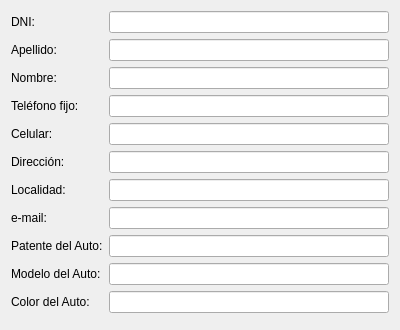
Qt form src/ui/huesped.ui (leosmolas/conotels) before a commit.
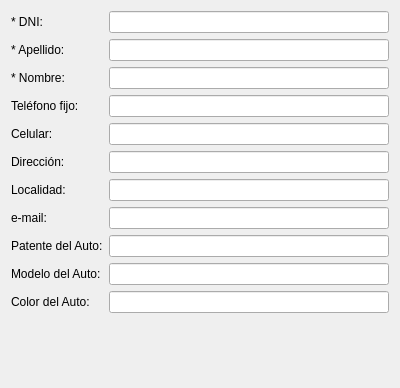
The same form after that commit.

Diff of the .ui file:
```diff
--- a/src/ui/huesped.ui
+++ b/src/ui/huesped.ui
@@ -1,13 +1,13 @@
 <?xml version="1.0" encoding="UTF-8"?>
 <ui version="4.0">
  <class>huespedDialog</class>
- <widget class="QDialog" name="huespedDialog">
-  <property name="geometry">
+ <widget class="QDialog" name="huespedDialog" >
+  <property name="geometry" >
    <rect>
     <x>0</x>
     <y>0</y>
     <width>400</width>
-    <height>306</height>
+    <height>388</height>
    </rect>
   </property>
   <property name="windowTitle">
@@ -29,30 +29,30 @@
      <property name="fieldGrowthPolicy">
       <enum>QFormLayout::AllNonFixedFieldsGrow</enum>
      </property>
-     <item row="0" column="0">
-      <widget class="QLabel" name="label">
-       <property name="text">
-        <string>DNI:</string>
+     <item row="0" column="0" >
+      <widget class="QLabel" name="label" >
+       <property name="text" >
+        <string>* DNI:</string>
        </property>
       </widget>
      </item>
      <item row="0" column="1">
       <widget class="QLineEdit" name="dniLine"/>
      </item>
-     <item row="1" column="0">
-      <widget class="QLabel" name="label_2">
-       <property name="text">
-        <string>Apellido:</string>
+     <item row="1" column="0" >
+      <widget class="QLabel" name="label_2" >
+       <property name="text" >
+        <string>* Apellido:</string>
        </property>
       </widget>
      </item>
      <item row="1" column="1">
       <widget class="QLineEdit" name="apellidoLine"/>
      </item>
-     <item row="2" column="0">
-      <widget class="QLabel" name="label_3">
-       <property name="text">
-        <string>Nombre:</string>
+     <item row="2" column="0" >
+      <widget class="QLabel" name="label_3" >
+       <property name="text" >
+        <string>* Nombre:</string>
        </property>
       </widget>
      </item>
```
Left out of the diff: 123 changed lines with no effect on the pictures.
